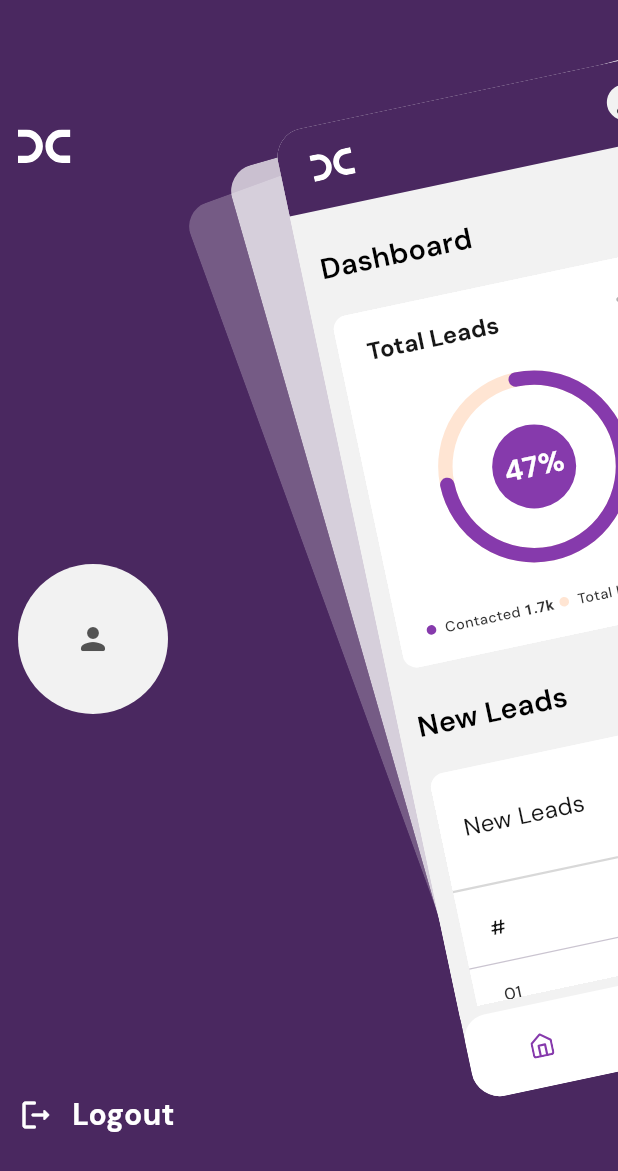
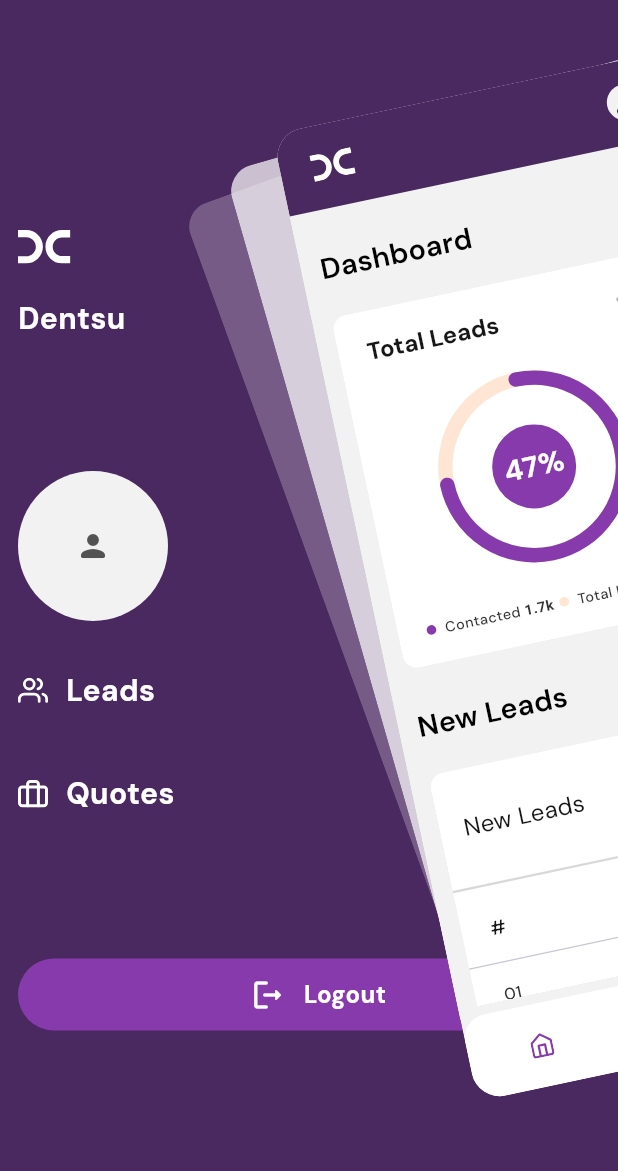
Before and after one commit to KenStarry/Dentsu_Quotes, a Flutter app: the screen it shows once a user with an empty profile is signed in, after a tap on an icon or button, on a phone screen of 412 x 824 dp. Shown: the top 1171 px of the screen. Run offline on Flutter 3.47's test engine with Material 3 defaults, Android fonts, the phone set to English and light mode, and no system bars; drawn by our look-alikes of data_table_2, flutter_zoom_drawer, percent_indicator; our stand-ins replace cached_network_image, envied, fl_chart, flutter_svg, freezed_annotation, get and 7 more; accounts and stored records are empty; generated files the repository leaves out were written again.

Commit message:
Menu Screen major UI adjustments

```diff
--- a/lib/feature_dashboard/presentation/components/menu_screen.dart
+++ b/lib/feature_dashboard/presentation/components/menu_screen.dart
@@ -29,13 +29,16 @@ class _MenuScreenState extends State<MenuScreen> {
     return Container(
       width: double.infinity,
       height: double.infinity,
-      padding: const EdgeInsets.only(top: 80, bottom: 50, left: 12),
+      padding: const EdgeInsets.only(top: 60, bottom: 50, left: 12),
       color: Theme.of(context).primaryColor,
       child: Column(
-        mainAxisAlignment: MainAxisAlignment.spaceBetween,
+        mainAxisAlignment: MainAxisAlignment.spaceEvenly,
         crossAxisAlignment: CrossAxisAlignment.start,
         children: [
           //  logo
+          Column(
+            crossAxisAlignment: CrossAxisAlignment.start,
+            children: [
               UnconstrainedBox(
                 child: SvgPicture.asset(
                   'assets/images/logo.svg',
@@ -43,33 +46,140 @@ class _MenuScreenState extends State<MenuScreen> {
                   height: 35,
                 ),
               ),
-          const SizedBox(height: 48),
+              const SizedBox(height: 16),
+              Text('Dentsu', style: TextStyle(
+                  fontSize: Theme.of(context)
+                      .textTheme
+                      .titleSmall!
+                      .fontSize,
+                  fontWeight: Theme.of(context)
+                      .textTheme
+                      .titleSmall!
+                      .fontWeight,
+                  color: textWhite900,
+                  decoration: TextDecoration.none))
+            ],
+          ),
+
+          Column(
+            crossAxisAlignment: CrossAxisAlignment.start,
+            children: [
               //  profile pic
               Obx(() => Avatar(
                   avatarUrl: _authController.user.value?.avatarUrl ?? '',
                   size: const Size(100, 100))),
               const SizedBox(height: 24),
               //  navigation
+              Container(
+                width: double.infinity,
+                decoration: BoxDecoration(
+                  borderRadius: BorderRadius.circular(24),
+                  color: Theme.of(context).primaryColor,
+                ),
+                child: Column(
+                  mainAxisAlignment: MainAxisAlignment.center,
+                  children: [
+                    //  Leads
+                    GestureDetector(
+                      onTap: () {},
+                      child: Container(
+                        padding: const EdgeInsets.symmetric(vertical: 8),
+                        decoration: BoxDecoration(color: Colors.transparent),
+                        child: Row(
+                          mainAxisAlignment: MainAxisAlignment.start,
+                          children: [
+                            SvgPicture.asset(
+                              'assets/images/leads.svg',
+                              width: 20,
+                              height: 20,
+                              colorFilter: ColorFilter.mode(
+                                  textWhite900, BlendMode.srcIn),
+                            ),
+                            const SizedBox(width: 12),
+                            Text('Leads',
+                                style: TextStyle(
+                                    fontSize: Theme.of(context)
+                                        .textTheme
+                                        .titleSmall!
+                                        .fontSize,
+                                    fontWeight: Theme.of(context)
+                                        .textTheme
+                                        .titleSmall!
+                                        .fontWeight,
+                                    color: textWhite900,
+                                    decoration: TextDecoration.none))
+                          ],
+                        ),
+                      ),
+                    ),
+
+                    const SizedBox(height: 24),
+
+                    //  Quotes
+                    GestureDetector(
+                      onTap: () {},
+                      child: Container(
+                        padding: const EdgeInsets.symmetric(vertical: 8),
+                        decoration:
+                            const BoxDecoration(color: Colors.transparent),
+                        child: Row(
+                          mainAxisAlignment: MainAxisAlignment.start,
+                          children: [
+                            SvgPicture.asset(
+                              'assets/images/quotes.svg',
+                              width: 20,
+                              height: 20,
+                              colorFilter: ColorFilter.mode(
+                                  textWhite900, BlendMode.srcIn),
+                            ),
+                            const SizedBox(width: 12),
+                            Text('Quotes',
+                                style: TextStyle(
+                                    fontSize: Theme.of(context)
+                                        .textTheme
+                                        .titleSmall!
+                                        .fontSize,
+                                    fontWeight: Theme.of(context)
+                                        .textTheme
+                                        .titleSmall!
+                                        .fontWeight,
+                                    color: textWhite900,
+                                    decoration: TextDecoration.none))
+                          ],
+                        ),
+                      ),
+                    ),
+                  ],
+                ),
+              ),
+            ],
+          ),
 
           //  logout
           GestureDetector(
+            onTap: () async {
+              await _authController.signOut();
+            },
             child: Container(
-              padding: const EdgeInsets.symmetric(vertical: 16),
+              padding: const EdgeInsets.symmetric(vertical: 12),
               decoration: BoxDecoration(
-                color: Colors.transparent,
-                borderRadius: BorderRadius.circular(24)
-              ),
+                  color: Theme.of(context).primaryColorLight,
+                  borderRadius: BorderRadius.circular(24)),
               child: Row(
-                mainAxisAlignment: MainAxisAlignment.start,
+                mainAxisAlignment: MainAxisAlignment.center,
                 children: [
                   Icon(Icons.logout_rounded, color: textWhite900),
                   const SizedBox(width: 12),
-                  Text('Logout', style: TextStyle(
-                    fontSize: Theme.of(context).textTheme.titleSmall!.fontSize,
-                    fontWeight: Theme.of(context).textTheme.titleSmall!.fontWeight,
+                  Text('Logout',
+                      style: TextStyle(
+                          fontSize:
+                              Theme.of(context).textTheme.bodyLarge!.fontSize,
+                          fontWeight: Theme.of(context)
+                              .textTheme
+                              .titleSmall!
+                              .fontWeight,
                           color: textWhite900,
-                    decoration: TextDecoration.none
-                  ))
+                          decoration: TextDecoration.none))
                 ],
               ),
             ),
```
Lines whose indentation alone changed are shown as unchanged.
